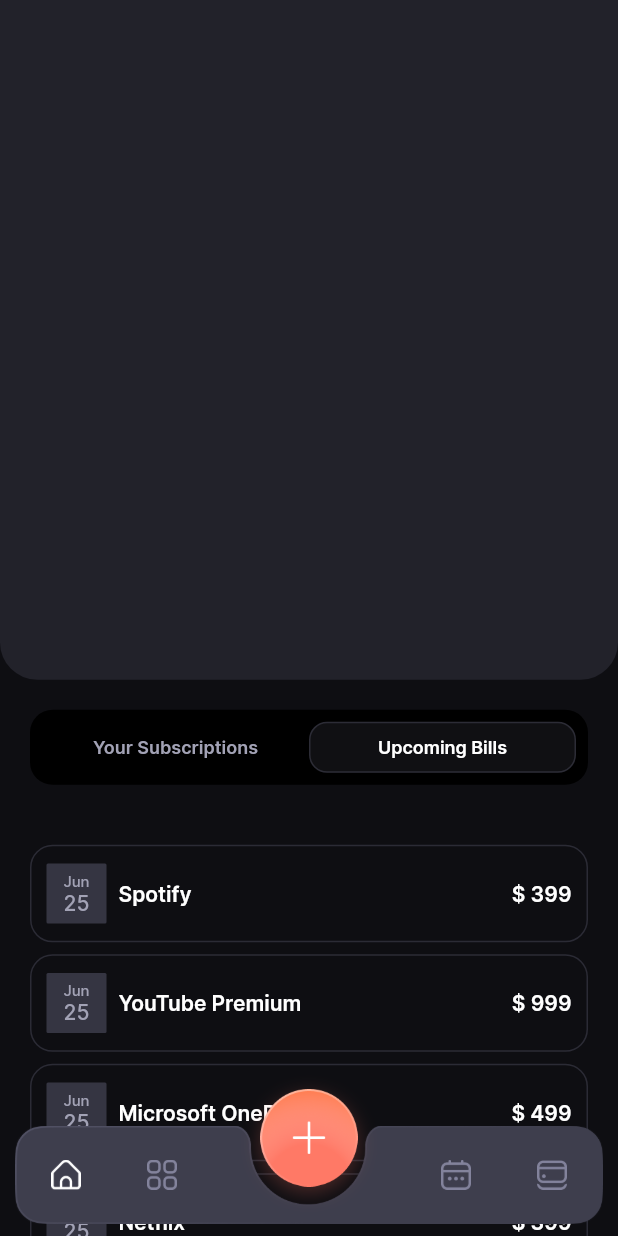
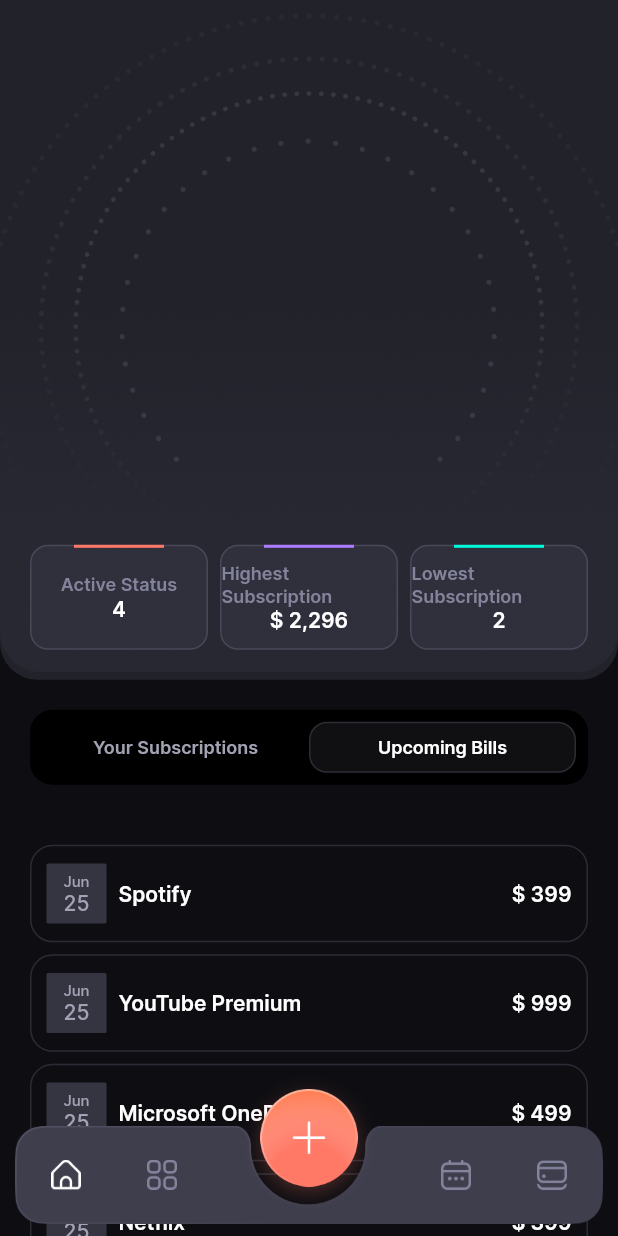
Before and after one commit to akanshujamwal/trackizer, a Flutter app: the screen it shows after launch, after a tap on "Your Subscriptions", on a phone screen of 412 x 824 dp. Run offline on Flutter 3.47's test engine with Material 3 defaults, Android fonts, the phone set to English and light mode, and no system bars.

Commit message:
Create status buttons in home screen

```diff
--- /dev/null
+++ b/lib/common_widgets/status_button.dart
@@ -0,0 +1,60 @@
+import 'package:flutter/material.dart';
+import 'package:trackizer/common/color_extension.dart';
+
+class StatusButton extends StatelessWidget {
+  final String title;
+  final String value;
+  final VoidCallback onPressed;
+  final Color statusColor;
+  const StatusButton({
+    super.key,
+    required this.title,
+    required this.value,
+    required this.onPressed,
+    required this.statusColor,
+  });
+
+  @override
+  Widget build(BuildContext context) {
+    return InkWell(
+      onTap: onPressed,
+      child: Stack(
+        alignment: Alignment.topCenter,
+        children: [
+          Container(
+            height: 70,
+            alignment: Alignment.center,
+            decoration: BoxDecoration(
+              border: Border.all(color: TColor.border.withOpacity(0.15)),
+              color: TColor.gray60.withOpacity(0.2),
+              borderRadius: BorderRadius.circular(12),
+            ),
+            child: Column(
+              mainAxisSize: MainAxisSize.min,
+              children: [
+                Text(
+                  title,
+                  style: TextStyle(
+                    color: TColor.gray40,
+                    fontSize: 12,
+                    fontWeight: FontWeight.w600,
+                  ),
+                ),
+                Text(
+                  value,
+                  style: TextStyle(
+                    color: TColor.white,
+                    fontSize: 14,
+                    fontWeight: FontWeight.w600,
+                  ),
+                ),
+              ],
+            ),
+          ),
+
+          Container(width: 60, height: 2, color: statusColor),
+        ],
+      ),
+    );
+  }
+}
--- a/lib/view/home/home_view.dart
+++ b/lib/view/home/home_view.dart
@@ -1,6 +1,7 @@
 import 'package:flutter/material.dart';
 import 'package:trackizer/common/color_extension.dart';
 import 'package:trackizer/common_widgets/segment_button.dart';
+import 'package:trackizer/common_widgets/status_button.dart';
 import 'package:trackizer/common_widgets/subscription_home_row.dart';
 import 'package:trackizer/common_widgets/upcoming_bill_row.dart';
 
@@ -47,12 +48,57 @@
           children: [
             Container(
               height: media.width * 1.1,
+
               decoration: BoxDecoration(
                 color: TColor.gray70.withOpacity(0.5),
                 borderRadius: BorderRadius.only(
                   bottomLeft: Radius.circular(25),
                   bottomRight: Radius.circular(25),
                 ),
+              ),
+              child: Stack(
+                alignment: AlignmentDirectional.center,
+                children: [
+                  Image.asset("assets/img/home_bg.png"),
+                  Padding(
+                    padding: EdgeInsets.all(20),
+                    child: Column(
+                      children: [
+                        Spacer(),
+                        Row(
+                          children: [
+                            Expanded(
+                              child: StatusButton(
+                                title: "Active Status",
+                                value: "4",
+                                onPressed: () {},
+                                statusColor: TColor.secondary,
+                              ),
+                            ),
+                            SizedBox(width: 8),
+                            Expanded(
+                              child: StatusButton(
+                                title: "Highest Subscription",
+                                value: "\$ 2,296",
+                                onPressed: () {},
+                                statusColor: TColor.primary10,
+                              ),
+                            ),
+                            SizedBox(width: 8),
+                            Expanded(
+                              child: StatusButton(
+                                title: "Lowest Subscription",
+                                value: "2",
+                                onPressed: () {},
+                                statusColor: TColor.secondaryG,
+                              ),
+                            ),
+                          ],
+                        ),
+                      ],
+                    ),
+                  ),
+                ],
               ),
             ),
             Container(
@@ -90,7 +136,7 @@
                 ],
               ),
             ),
-            if(isSubscriptions)
+            if (isSubscriptions)
               ListView.builder(
                 padding: EdgeInsets.symmetric(horizontal: 20, vertical: 20),
                 physics: NeverScrollableScrollPhysics(),
```
Lines whose indentation alone changed are shown as unchanged.
